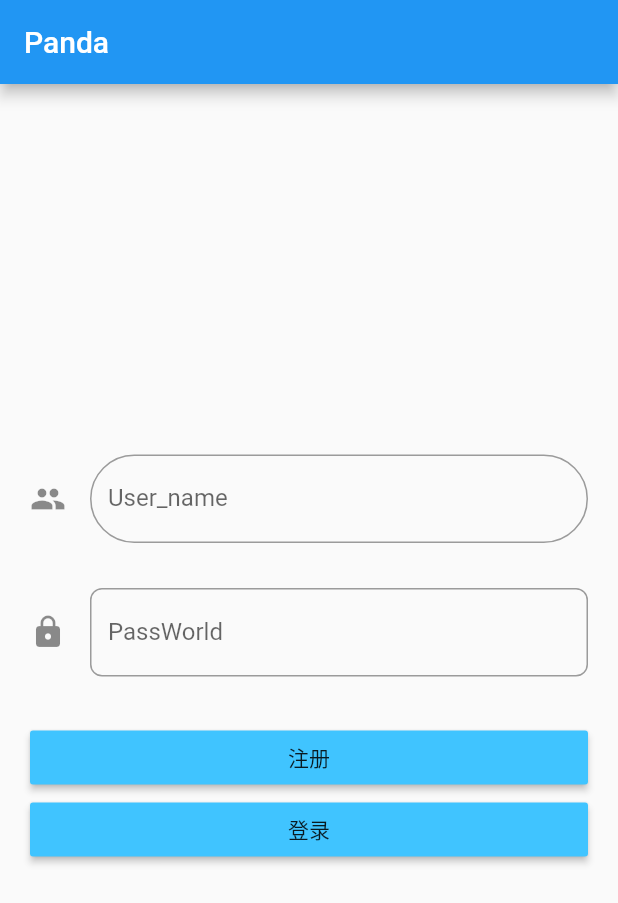
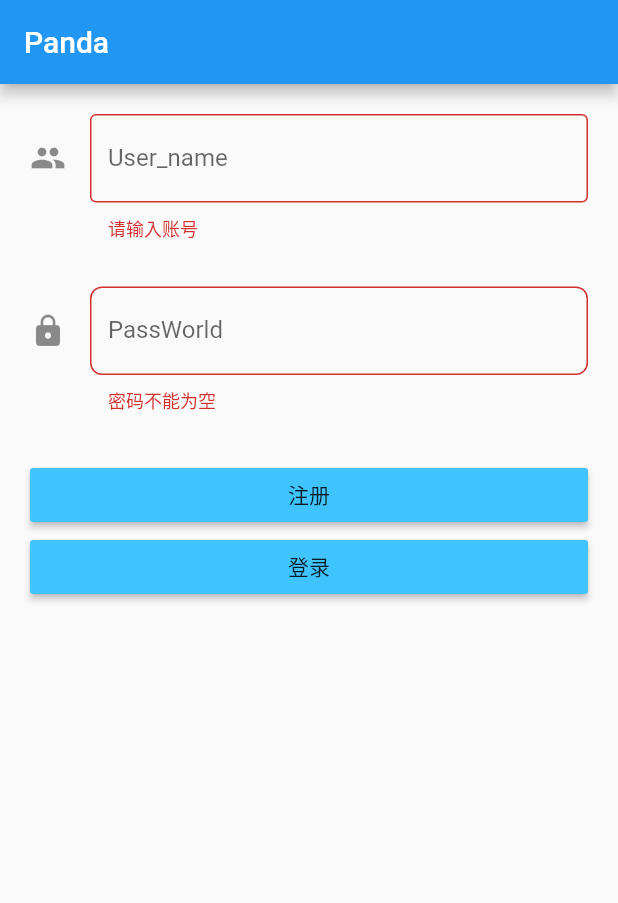
Before and after one commit to Panda296/flutter_app, a Flutter app: the screen it shows after launch, after a tap on "登录", on a phone screen of 412 x 824 dp. Shown: the top 903 px of the screen. Run offline on Flutter 3.47's test engine with Material 2 defaults, Android fonts, the phone set to English and light mode, and no system bars.

```diff
--- a/lib/main.dart
+++ b/lib/main.dart
@@ -78,7 +78,10 @@ class LoginWidgetState extends State {
   @override
   Widget build(BuildContext context) => Padding(
         padding: const EdgeInsets.all(20.0),
-        child: Form(
+        child: ListView(
+          children: [
+            Form(
+                autovalidateMode: AutovalidateMode.always,
                 key: key,
                 child: Column(
                   mainAxisAlignment: MainAxisAlignment.center,
@@ -86,15 +89,19 @@ class LoginWidgetState extends State {
                     TextFormField(
                       decoration: InputDecoration(
                         border: OutlineInputBorder(
-                      borderSide: BorderSide(
-                        width: 1,
-                      ),
-                      borderRadius: BorderRadius.all(Radius.circular(50.0)),
+                          borderSide: BorderSide(),
+                          // borderRadius: BorderRadius.all(Radius.circular(50.0)),
                         ),
                         icon: Icon(Icons.people),
                         labelText: "User_name",
                       ),
                       onSaved: (value) => this.username = value,
+                      validator: (value) {
+                        if (value == null || value.isEmpty) {
+                          return "请输入账号";
+                        }
+                        return null;
+                      },
                     ),
                     SizedBox(
                       height: 30,
@@ -103,15 +110,20 @@ class LoginWidgetState extends State {
                       onSaved: (value) => this.psd = value,
                       decoration: InputDecoration(
                         border: OutlineInputBorder(
-                      borderSide: BorderSide(
-                        width: 1,
-                      ),
+                          borderSide: BorderSide(),
                           borderRadius: BorderRadius.all(Radius.circular(8.0)),
                         ),
                         icon: Icon(Icons.lock),
                         labelText: "PassWorld",
                       ),
                       obscureText: true,
+                      // 这里设施是否密文显示
+                      validator: (value) {
+                        if (value == null || value.isEmpty) {
+                          return "密码不能为空";
+                        }
+                        return null;
+                      },
                     ),
                     SizedBox(
                       height: 30,
@@ -125,6 +137,7 @@ class LoginWidgetState extends State {
                             print('进行注册');
                             key.currentState.save();
                             print('username:$username  password:$psd');
+                            // key.currentState.validate();
                           }),
                     ),
                     SizedBox(
@@ -137,10 +150,15 @@ class LoginWidgetState extends State {
                         child: Text("登录"),
                         onPressed: () {
                           print('进行登录');
+                          key.currentState.save();
+                          print('username:$username  password:$psd');
+                          // key.currentState.validate();
                         },
                       ),
                     )
                   ],
                 )),
+          ],
+        ),
       );
 }
```
Lines whose indentation alone changed are shown as unchanged.
